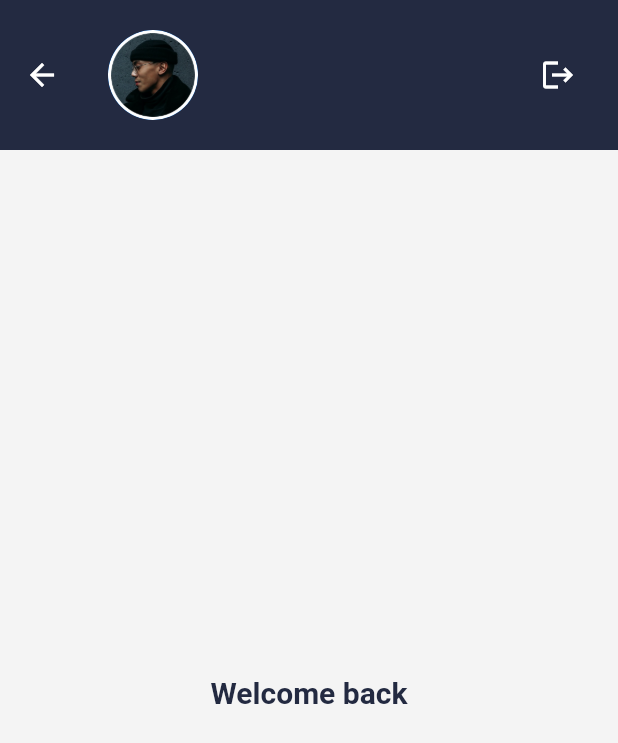
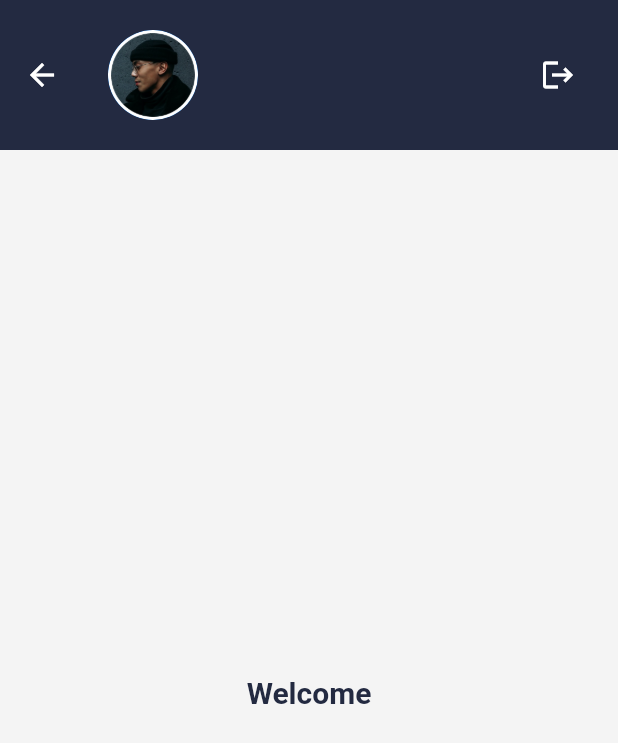
Before and after one commit to Manuelkpatsu/auth_stepper_ui, a Flutter app: the HomeScreen screen opened by its route, on a phone screen of 412 x 824 dp. Shown: the top 743 px of the screen. Run offline on Flutter 3.47's test engine with Material 2 defaults, Android fonts, the phone set to English and light mode, and no system bars; our stand-ins replace animated_splash_screen, country_picker, file_picker, image_picker, page_transition, pin_code_fields; missing offline and left inert: flutter_pdfview.

Commit message:
Update home screen

```diff
--- a/lib/screen/home/home_screen.dart
+++ b/lib/screen/home/home_screen.dart
@@ -37,7 +37,7 @@ class HomeScreen extends StatelessWidget {
       ),
       body: const Center(
         child: Text(
-          'Welcome back',
+          'Welcome',
           style: TextStyle(
             fontSize: 20,
             color: CustomColor.primaryColor,
```
